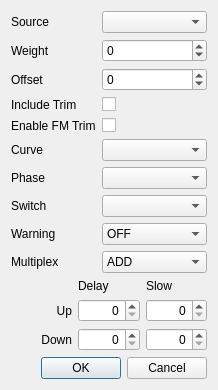
Above: src/mixerdialog.ui from roberto1903/companion9x before the change. Below: the same form after it.
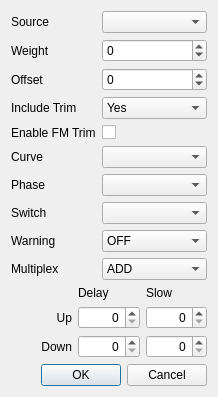
That is the form after the change. Icons and pictures are not drawn.

```diff
--- a/src/mixerdialog.ui
+++ b/src/mixerdialog.ui
@@ -7,7 +7,7 @@
     <x>0</x>
     <y>0</y>
     <width>218</width>
-    <height>371</height>
+    <height>377</height>
    </rect>
   </property>
   <property name="sizePolicy">
@@ -93,45 +93,35 @@
        </property>
       </widget>
      </item>
-     <item row="3" column="0">
+     <item row="4" column="0">
       <widget class="QLabel" name="label_5">
        <property name="text">
         <string>Include Trim</string>
        </property>
       </widget>
      </item>
-     <item row="3" column="1">
-      <widget class="QCheckBox" name="trimChkB">
-       <property name="whatsThis">
-        <string>If checked - will add the trim from the source (if available)</string>
-       </property>
-       <property name="text">
-        <string/>
-       </property>
-      </widget>
-     </item>
-     <item row="5" column="0">
+     <item row="6" column="0">
       <widget class="QLabel" name="label_6">
        <property name="text">
         <string>Curve</string>
        </property>
       </widget>
      </item>
-     <item row="5" column="1">
+     <item row="6" column="1">
       <widget class="QComboBox" name="curvesCB">
        <property name="whatsThis">
         <string>The curve used by the mix</string>
        </property>
       </widget>
      </item>
-     <item row="6" column="0">
+     <item row="7" column="0">
       <widget class="QLabel" name="label_10">
        <property name="text">
         <string>Phase</string>
        </property>
       </widget>
      </item>
-     <item row="6" column="1">
+     <item row="7" column="1">
       <widget class="QComboBox" name="phasesCB">
        <property name="whatsThis">
         <string>Switch used by the mix.
@@ -139,14 +129,14 @@
        </property>
       </widget>
      </item>
-     <item row="7" column="0">
+     <item row="8" column="0">
       <widget class="QLabel" name="label_7">
        <property name="text">
         <string>Switch</string>
        </property>
       </widget>
      </item>
-     <item row="7" column="1">
+     <item row="8" column="1">
       <widget class="QComboBox" name="switchesCB">
        <property name="whatsThis">
         <string>Switch used by the mix.
@@ -154,14 +144,14 @@
        </property>
       </widget>
      </item>
-     <item row="8" column="0">
+     <item row="9" column="0">
       <widget class="QLabel" name="label_8">
        <property name="text">
         <string>Warning</string>
        </property>
       </widget>
      </item>
-     <item row="8" column="1">
+     <item row="9" column="1">
       <widget class="QComboBox" name="warningCB">
        <property name="whatsThis">
         <string>Mixer warning.
@@ -189,14 +179,14 @@
        </item>
       </widget>
      </item>
-     <item row="9" column="0">
+     <item row="10" column="0">
       <widget class="QLabel" name="label_9">
        <property name="text">
         <string>Multiplex</string>
        </property>
       </widget>
      </item>
-     <item row="9" column="1">
+     <item row="10" column="1">
       <widget class="QComboBox" name="mltpxCB">
        <property name="whatsThis">
         <string>Multiplexer
@@ -224,14 +214,14 @@
        </item>
       </widget>
      </item>
-     <item row="4" column="0">
+     <item row="5" column="0">
       <widget class="QLabel" name="label_FMtrim">
        <property name="text">
         <string>Enable FM Trim</string>
        </property>
       </widget>
      </item>
-     <item row="4" column="1">
+     <item row="5" column="1">
       <widget class="QCheckBox" name="FMtrimChkB">
        <property name="sizePolicy">
         <sizepolicy hsizetype="Minimum" vsizetype="Minimum">
@@ -241,6 +231,25 @@
        </property>
       </widget>
      </item>
+     <item row="4" column="1">
+      <widget class="QComboBox" name="trimCB">
+       <item>
+        <property name="text">
+         <string>Yes</string>
+        </property>
+       </item>
+       <item>
+        <property name="text">
+         <string>No</string>
+        </property>
+       </item>
+       <item>
+        <property name="text">
+         <string>Offset</string>
+        </property>
+       </item>
+      </widget>
+     </item>
     </layout>
    </item>
    <item row="1" column="0">
```
